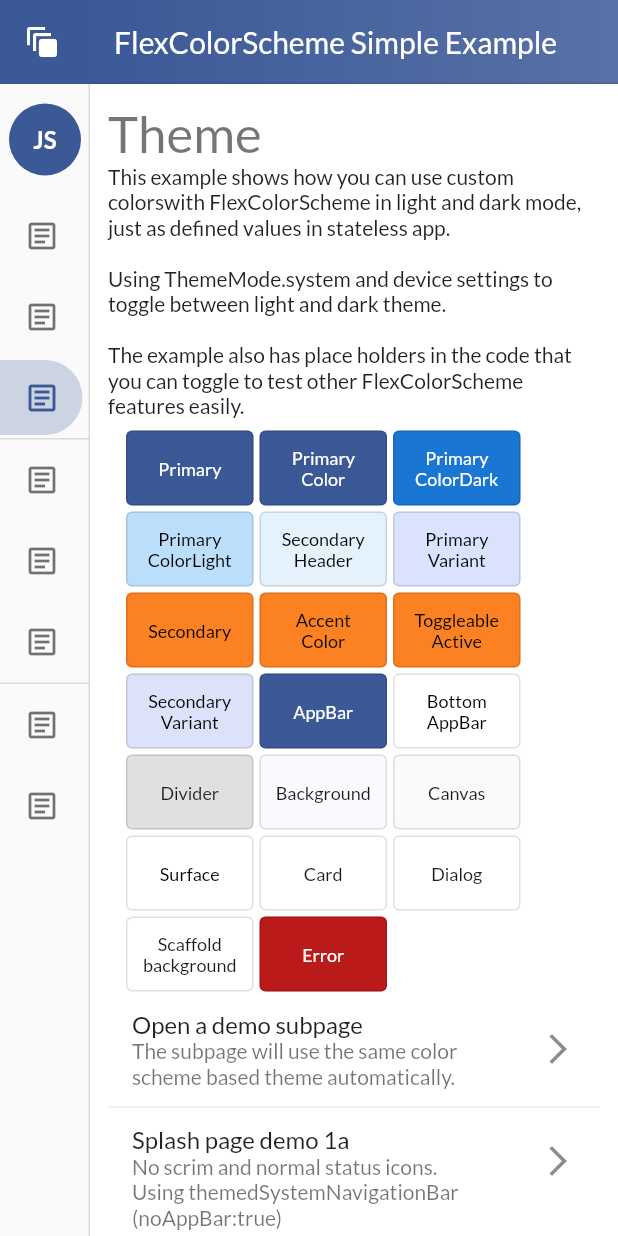
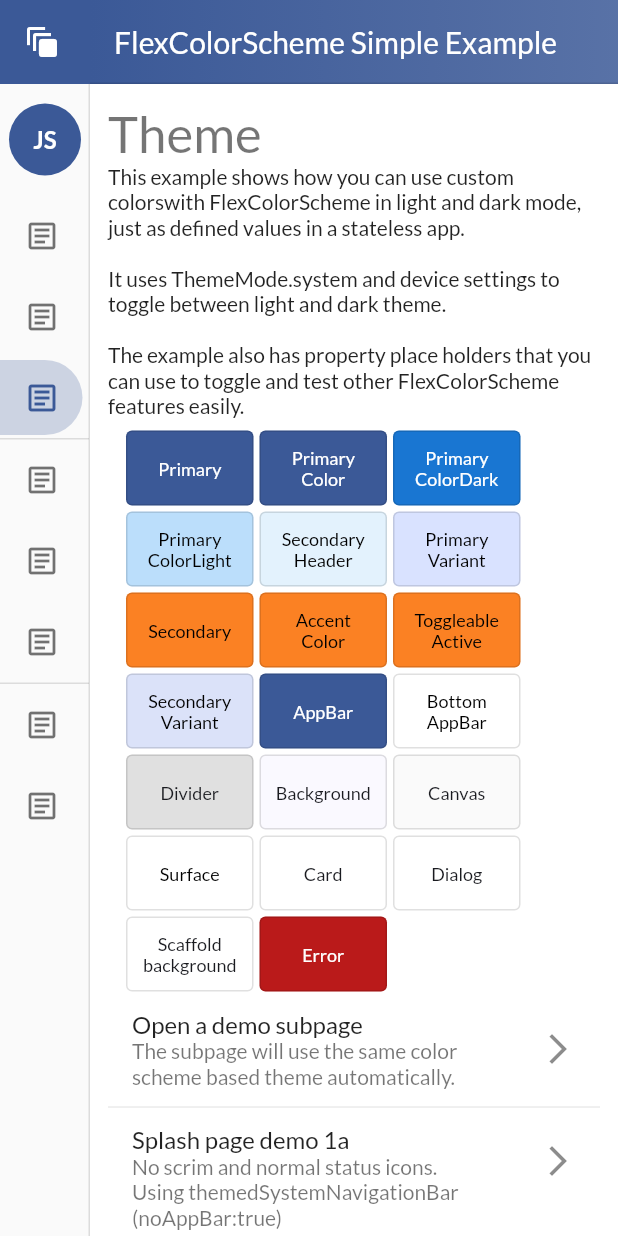
Before and after one commit to rydmike/fcs_simple_demo, a Flutter app: the screen it shows after launch, on a phone screen of 412 x 824 dp. Run offline on Flutter 3.47's test engine with Material 2 defaults, Android fonts, the phone set to English and light mode, and no system bars; our stand-ins replace flex_color_scheme, google_fonts.

Commit message:
Update home_page.dart

```diff
--- a/lib/screens/home_page.dart
+++ b/lib/screens/home_page.dart
@@ -133,13 +133,13 @@
                     const Text(
                         'This example shows how you can use custom colors'
                         'with FlexColorScheme in light and dark mode, '
-                        'just as defined values in stateless app.\n\n'
+                        'just as defined values in a stateless app.\n\n'
                         ''
-                        'Using ThemeMode.system and device settings to toggle '
-                        'between light and dark theme.\n\n'
+                        'It uses ThemeMode.system and device settings to '
+                        'toggle between light and dark theme.\n\n'
                         ''
-                        'The example also has place holders in the code '
-                        'that you can toggle to test other FlexColorScheme '
+                        'The example also has property place holders that '
+                        'you can use to toggle and test other FlexColorScheme '
                         'features easily.'),
 
                     const SizedBox(height: 8),
```
